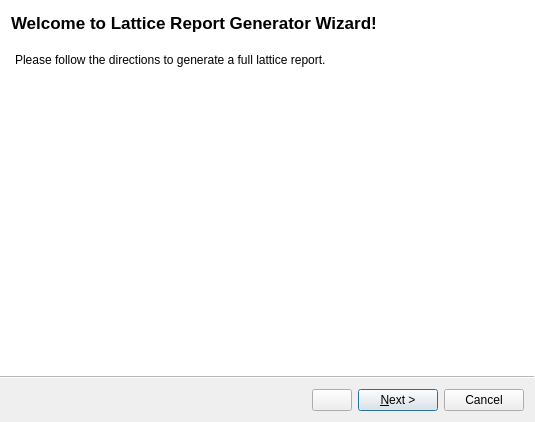
The window that src/pyelegant/guis/nsls2apcluster/genreport_wizard/wizard.ui (NSLS-II/PyELEGANT) describes before a commit, drawn with Qt 5.
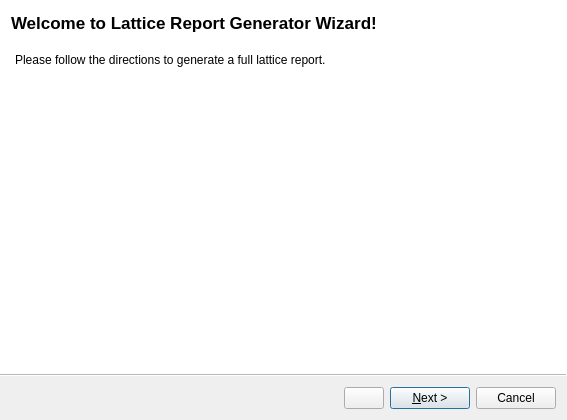
The same window after the commit. Custom widgets are drawn as their Qt base class.

Commit message: updated report wizard GUI to reflect changes for report generator v1.3

```diff
--- a/src/pyelegant/guis/nsls2apcluster/genreport_wizard/wizard.ui
+++ b/src/pyelegant/guis/nsls2apcluster/genreport_wizard/wizard.ui
@@ -6,8 +6,8 @@
    <rect>
     <x>0</x>
     <y>0</y>
-    <width>535</width>
-    <height>422</height>
+    <width>567</width>
+    <height>420</height>
    </rect>
   </property>
   <property name="windowTitle">
```
Left out of the diff: 2183 changed lines with no effect on the pictures. The commit also changes 1 other file.
